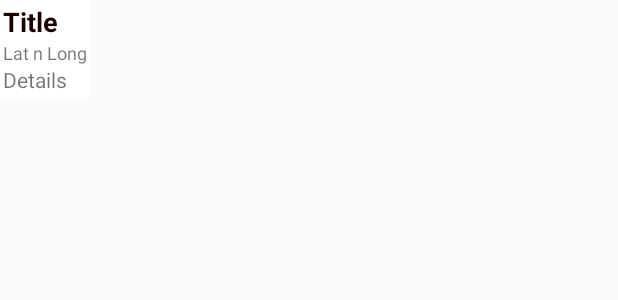
After one commit to sarafinmahtab/TripBD, an Android app: the layout marker_info_window.xml on its own in the app's theme, with its tools: preview values and no code run, on a phone screen of 412 x 824 dp. The commit adds this screen. Shown: the top 300 px of the screen. Run offline under Robolectric (Android 15) with nearby library versions, the phone set to English and light mode, and no system bars.

Commit message:
Added New Broad Map & Custom Info Window for Markers

```diff
--- a/app/build.gradle
+++ b/app/build.gradle
@@ -27,8 +27,8 @@ dependencies {
     compile 'com.android.support:appcompat-v7:26.0.0-alpha1'
     compile 'com.android.support:design:26.0.0-alpha1'
     compile 'com.android.support.constraint:constraint-layout:1.0.2'
-    compile 'com.google.android.gms:play-services-maps:11.0.2'
-    compile 'com.google.android.gms:play-services-location:11.0.2'
+    compile 'com.google.android.gms:play-services-maps:11.0.4'
+    compile 'com.google.android.gms:play-services-location:11.0.4'
     compile 'com.android.volley:volley:1.0.0'
     testCompile 'junit:junit:4.12'
 }
--- a/app/src/main/res/drawable/side_nav_bar.xml
+++ b/app/src/main/res/drawable/side_nav_bar.xml
@@ -2,8 +2,8 @@
     android:shape="rectangle">
     <gradient
         android:angle="135"
-        android:centerColor="#504442"
-        android:endColor="#d6c1bc"
-        android:startColor="#312b2a"
+        android:centerColor="#749c70"
+        android:endColor="#588753"
+        android:startColor="#588753"
         android:type="linear" />
 </shape>
--- /dev/null
+++ b/app/src/main/res/layout/marker_info_window.xml
@@ -0,0 +1,32 @@
+<?xml version="1.0" encoding="utf-8"?>
+<LinearLayout xmlns:android="http://schemas.android.com/apk/res/android"
+    android:layout_width="wrap_content"
+    android:layout_height="wrap_content"
+    android:background="@android:color/white"
+    android:orientation="vertical"
+    android:padding="2dp">
+
+    <TextView
+        android:id="@+id/place_name"
+        android:layout_width="wrap_content"
+        android:layout_height="wrap_content"
+        android:text="Title"
+        android:textColor="@color/colorTripBDText"
+        android:textSize="18sp"
+        android:textStyle="bold" />
+
+    <TextView
+        android:id="@+id/lat_long"
+        android:layout_width="wrap_content"
+        android:layout_height="wrap_content"
+        android:text="Lat n Long"
+        android:textSize="12sp" />
+
+    <TextView
+        android:id="@+id/details"
+        android:layout_width="wrap_content"
+        android:layout_height="wrap_content"
+        android:text="Details"
+        android:textSize="14sp" />
+
+</LinearLayout>
--- a/app/src/main/res/values/colors.xml
+++ b/app/src/main/res/values/colors.xml
@@ -4,7 +4,7 @@
     <color name="colorPrimaryDark">#588753</color>
 
     <color name="colorAlternative">#3b3331</color>
-    <color name="colorAlternativeDark">#746764</color>
+    <color name="colorAlternativeDark">#8e9d8d</color>
 
     <color name="colorAccent">#8f0d23</color>
 
```
Also changed, not shown: app/src/main/AndroidManifest.xml (+7 -2 lines), app/src/main/java/com/sarafinmahtab/tripbd/BroadActivity.java (added, +111 -0 lines), app/src/main/java/com/sarafinmahtab/tripbd/MainActivity.java (+42 -3 lines), app/src/main/res/layout/activity_broad.xml (added, +43 -0 lines), app/src/main/res/layout/content_main.xml (+4 -5 lines).
